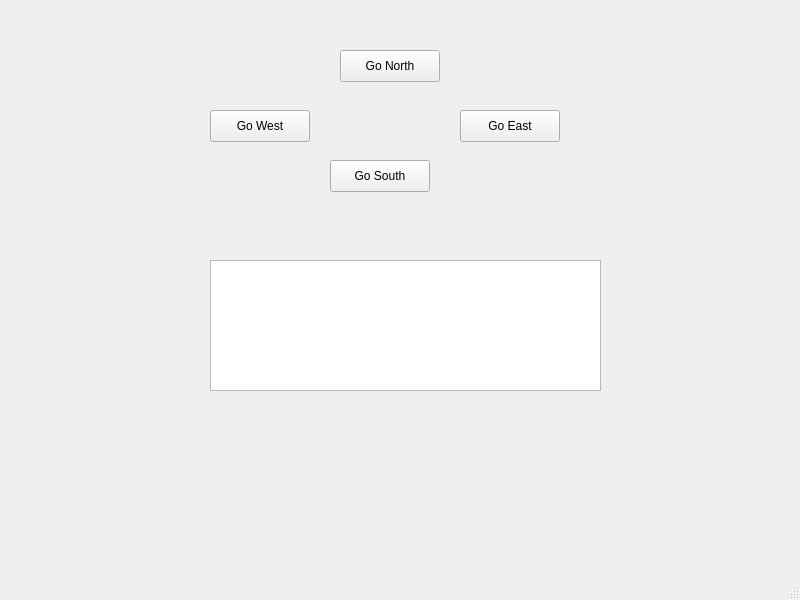
Qt form mainwindow.ui (oisinfrizzell26/ZorkProject) before a commit.
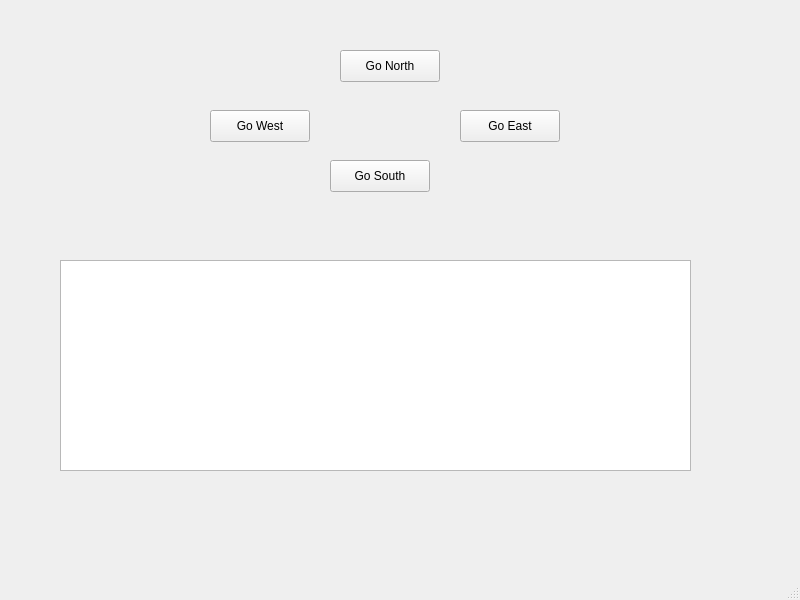
The same form after that commit.

What changed in the file:
```diff
--- a/mainwindow.ui
+++ b/mainwindow.ui
@@ -69,10 +69,10 @@
    <widget class="QPlainTextEdit" name="plainTextEdit">
     <property name="geometry">
      <rect>
-      <x>210</x>
+      <x>60</x>
       <y>260</y>
-      <width>391</width>
-      <height>131</height>
+      <width>631</width>
+      <height>211</height>
      </rect>
     </property>
    </widget>
```
